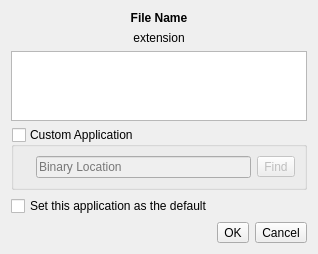
The window that lumina/lumina-open/LFileDialog.ui (trueos/pcbsd) describes before a commit, drawn with Qt 5.
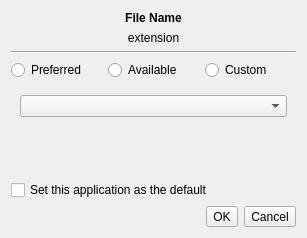
The same window after the commit. Icons and pictures are not drawn.

Commit message: Finish cleaning up the lumina-open display. Looks mich nicer now.

```diff
--- a/lumina/lumina-open/LFileDialog.ui
+++ b/lumina/lumina-open/LFileDialog.ui
@@ -6,8 +6,8 @@
    <rect>
     <x>0</x>
     <y>0</y>
-    <width>318</width>
-    <height>246</height>
+    <width>307</width>
+    <height>216</height>
    </rect>
   </property>
   <property name="windowTitle">
@@ -54,6 +54,45 @@
     </widget>
    </item>
    <item>
+    <widget class="Line" name="line">
+     <property name="orientation">
+      <enum>Qt::Horizontal</enum>
+     </property>
+    </widget>
+   </item>
+   <item>
+    <layout class="QHBoxLayout" name="horizontalLayout_2">
+     <item>
+      <widget class="QRadioButton" name="radio_rec">
+       <property name="text">
+        <string>Preferred</string>
+       </property>
+      </widget>
+     </item>
+     <item>
+      <widget class="QRadioButton" name="radio_avail">
+       <property name="text">
+        <string>Available</string>
+       </property>
+      </widget>
+     </item>
+     <item>
+      <widget class="QRadioButton" name="radio_custom">
+       <property name="text">
+        <string>Custom</string>
+       </property>
+      </widget>
+     </item>
+    </layout>
+   </item>
+   <item>
+    <widget class="QStackedWidget" name="stackedWidget">
+     <property name="currentIndex">
+      <number>2</number>
+     </property>
+     <widget class="QWidget" name="page_avail">
+      <layout class="QVBoxLayout" name="verticalLayout_2">
+       <item>
     <widget class="QTreeWidget" name="tree_apps">
      <property name="iconSize">
       <size>
@@ -83,19 +122,11 @@
      </column>
     </widget>
    </item>
-   <item>
-    <widget class="QGroupBox" name="group_binary">
-     <property name="title">
-      <string>Custom Application</string>
-     </property>
-     <property name="checkable">
-      <bool>true</bool>
-     </property>
-     <property name="checked">
-      <bool>false</bool>
-     </property>
-     <layout class="QHBoxLayout" name="horizontalLayout_3">
-      <item>
+      </layout>
+     </widget>
+     <widget class="QWidget" name="page_custom">
+      <layout class="QGridLayout" name="gridLayout">
+       <item row="0" column="0">
        <widget class="QLabel" name="label_goodbin">
         <property name="text">
          <string notr="true"/>
@@ -108,14 +139,14 @@
         </property>
        </widget>
       </item>
-      <item>
+       <item row="0" column="1">
        <widget class="QLineEdit" name="line_bin">
         <property name="placeholderText">
          <string>Binary Location</string>
         </property>
        </widget>
       </item>
-      <item>
+       <item row="0" column="2">
        <widget class="QToolButton" name="tool_findBin">
         <property name="text">
          <string>Find</string>
@@ -126,7 +157,48 @@
         </property>
        </widget>
       </item>
-     </layout>
+       <item row="1" column="1">
+        <spacer name="verticalSpacer">
+         <property name="orientation">
+          <enum>Qt::Vertical</enum>
+         </property>
+         <property name="sizeHint" stdset="0">
+          <size>
+           <width>20</width>
+           <height>40</height>
+          </size>
+         </property>
+        </spacer>
+       </item>
+      </layout>
+     </widget>
+     <widget class="QWidget" name="page_rec">
+      <layout class="QVBoxLayout" name="verticalLayout_3">
+       <item>
+        <widget class="QComboBox" name="combo_rec">
+         <property name="iconSize">
+          <size>
+           <width>20</width>
+           <height>20</height>
+          </size>
+         </property>
+        </widget>
+       </item>
+       <item>
+        <spacer name="verticalSpacer_2">
+         <property name="orientation">
+          <enum>Qt::Vertical</enum>
+         </property>
+         <property name="sizeHint" stdset="0">
+          <size>
+           <width>20</width>
+           <height>40</height>
+          </size>
+         </property>
+        </spacer>
+       </item>
+      </layout>
+     </widget>
     </widget>
    </item>
    <item>
```
Lines whose indentation alone changed are shown as unchanged. The commit also changes 2 other files.
